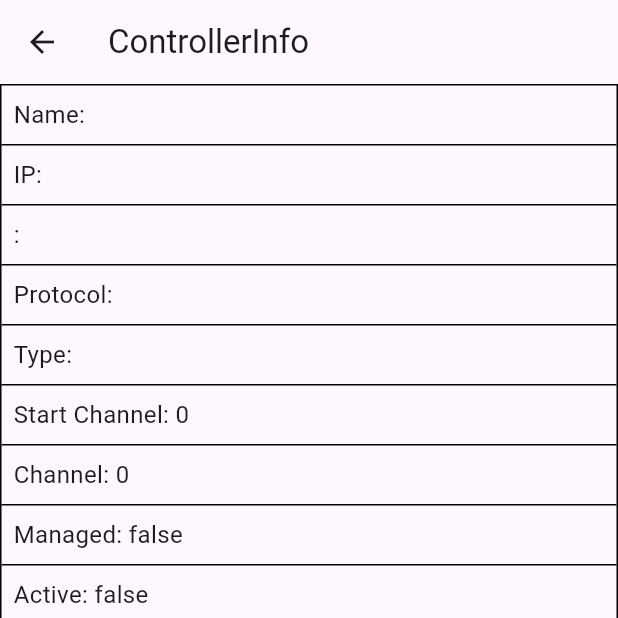
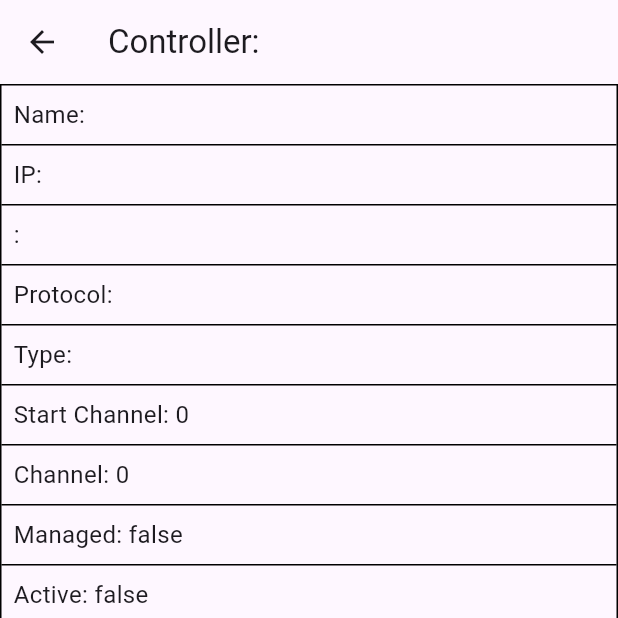
Before and after one commit to computergeek1507/xlights_test, a Flutter app: the ControllerInfoScreen screen opened directly with empty values, on a phone screen of 412 x 824 dp, the top half of it. Run offline on Flutter 3.47's test engine with Material 3 defaults, Android fonts, the phone set to English and light mode, and no system bars; our stand-ins replace dio, printing, shared_preferences; missing offline and left inert: htmltopdfwidgets; accounts and stored records are empty; network calls fail.

Commit message:
Update controllerinfo.dart

```diff
--- a/lib/controllerinfo.dart
+++ b/lib/controllerinfo.dart
@@ -15,7 +15,7 @@ bool openDisabled() => controller.type != 'Ethernet';
   Widget build(BuildContext context) {
     return Scaffold(
       appBar: AppBar(
-        title: Text('ControllerInfo ${controller.name}'),
+        title: Text('Controller: ${controller.name}'),
       ),
       body:
      SingleChildScrollView(
```
